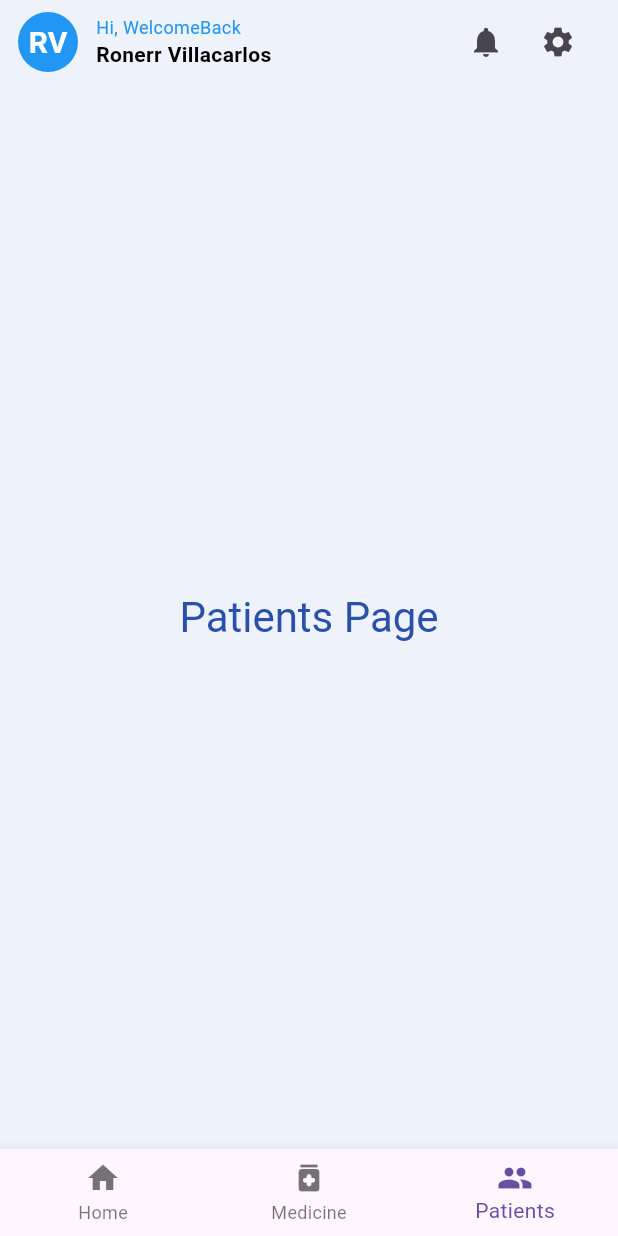
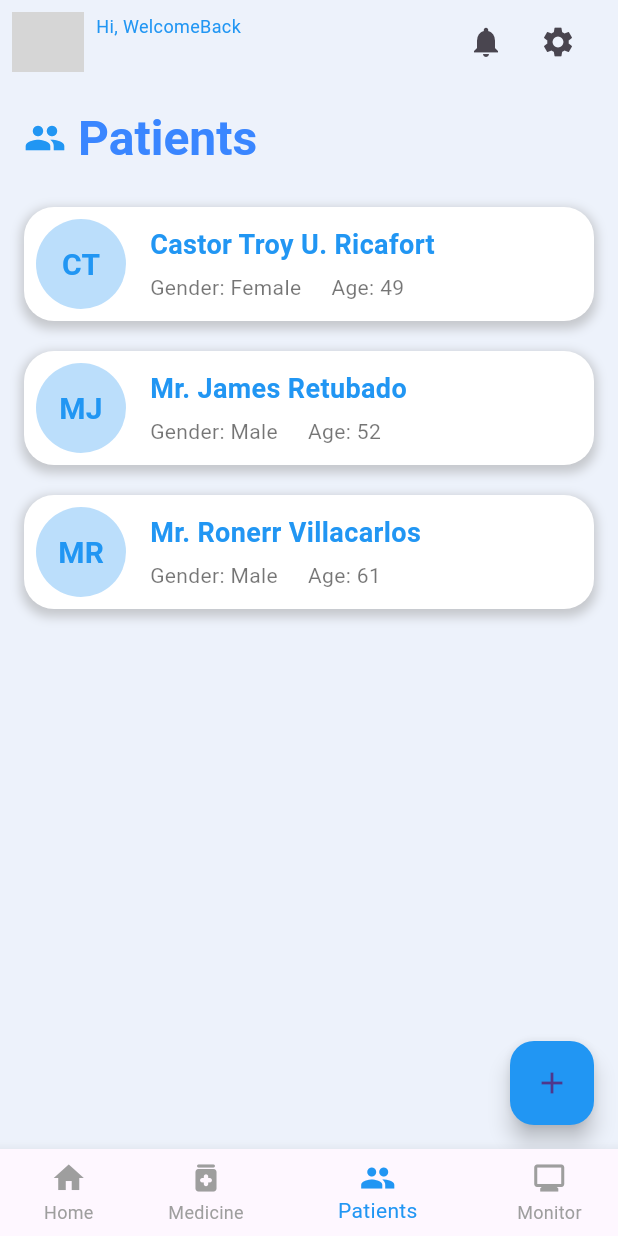
Before and after one commit to castorrr/tambal, a Flutter app: the MainDashboard screen opened by its route, item 3 of the bottom bar chosen, on a phone screen of 412 x 824 dp. Run offline on Flutter 3.47's test engine with Material 3 defaults, Android fonts, the phone set to English and light mode, and no system bars; our stand-ins replace cloud_firestore, firebase_auth, firebase_core, flutter_svg, google_sign_in, logger; accounts and stored records are empty; network calls fail; Roboto replaces fonts that are missing (Poppins); grey boxes are pictures that could not be loaded.

```diff
--- a/lib/models/users.dart
+++ b/lib/models/users.dart
@@ -1,11 +1,11 @@
 // File: users.dart
-import 'package:cloud_firestore/cloud_firestore.dart';
 
 class UserModel {
-  final String uid; // User ID
+  final String uid;
   final String name;
   final String email;
-  final String? profilePicture; // Optional field for profile picture URL
+  final String? profilePicture;
+  final String username; // Add username here
   final DateTime createdAt;
 
   UserModel({
@@ -13,27 +13,29 @@ class UserModel {
     required this.name,
     required this.email,
     this.profilePicture,
+    required this.username, // Include username in constructor
     required this.createdAt,
   });
 
-  // Factory constructor to create a UserModel from Firestore document
-  factory UserModel.fromMap(Map<String, dynamic> data, String uid) {
-    return UserModel(
-      uid: uid,
-      name: data['name'] as String,
-      email: data['email'] as String,
-      profilePicture: data['profilePicture'] as String?,
-      createdAt: (data['createdAt'] as Timestamp).toDate(),
-    );
-  }
-
-  // Method to convert UserModel to a map for saving in Firestore
   Map<String, dynamic> toMap() {
     return {
+      'uid': uid,
       'name': name,
       'email': email,
       'profilePicture': profilePicture,
-      'createdAt': createdAt,
+      'username': username, // Map username
+      'createdAt': createdAt.toIso8601String(),
     };
   }
+
+  factory UserModel.fromMap(Map<String, dynamic> map) {
+    return UserModel(
+      uid: map['uid'],
+      name: map['name'],
+      email: map['email'],
+      profilePicture: map['profilePicture'],
+      username: map['username'], // Map username
+      createdAt: DateTime.parse(map['createdAt']),
+    );
+  }
 }
--- a/lib/pages/dashboard/main_dashboard.dart
+++ b/lib/pages/dashboard/main_dashboard.dart
@@ -1,9 +1,10 @@
 import 'package:flutter/material.dart';
 import 'package:tambal/pages/dashboard/tabs/medicine_page.dart';
 import 'package:tambal/pages/dashboard/tabs/patients_page.dart';
-import 'package:tambal/widgets/custom_medicine_card.dart';
+import 'package:tambal/pages/dashboard/tabs/monitor_page.dart'; // Import Monitor Page
 import 'package:tambal/widgets/custom_app_bar.dart'; // Importing custom AppBar
 import 'package:tambal/widgets/custom_recent_patient_list.dart';
+import 'package:tambal/widgets/custom_medicine_card.dart';
 
 class MainDashboard extends StatefulWidget {
   const MainDashboard({super.key});
@@ -15,10 +16,12 @@ class MainDashboard extends StatefulWidget {
 class MainDashboardState extends State<MainDashboard> {
   int currentIndex = 0;
 
+  // Adding the MonitorPage to the list of pages
   final List<Widget> _pages = [
-    const DashboardPage(), // Dashboard page added here
+    const DashboardPage(),
     const MedicinePage(),
     const PatientsPage(),
+    const MonitorPage(), // Monitor Page added here
   ];
 
   void onTabTapped(int index) {
@@ -91,11 +94,19 @@ class MainDashboardState extends State<MainDashboard> {
         }
       },
       child: Scaffold(
-        appBar: CustomAppBar(showLogoutDialog: _showLogoutDialog), // Use the custom AppBar
+        appBar: CustomAppBar(
+            showLogoutDialog: _showLogoutDialog), // Use the custom AppBar
         body: _pages[currentIndex],
         bottomNavigationBar: BottomNavigationBar(
           onTap: onTabTapped,
           currentIndex: currentIndex,
+          backgroundColor: Colors.blue,
+          // Set a background color to make the bar visible
+          selectedItemColor: Colors.blue,
+          // Color for the selected icon
+          unselectedItemColor: Colors.grey,
+          // Color for unselected icons
+          showUnselectedLabels: true,
           items: const [
             BottomNavigationBarItem(
               icon: Icon(Icons.home),
@@ -108,6 +119,10 @@ class MainDashboardState extends State<MainDashboard> {
             BottomNavigationBarItem(
               icon: Icon(Icons.people),
               label: 'Patients',
+            ),
+            BottomNavigationBarItem(
+              icon: Icon(Icons.monitor),
+              label: 'Monitor',
             ),
           ],
         ),
--- a/lib/pages/dashboard/tabs/patients_page.dart
+++ b/lib/pages/dashboard/tabs/patients_page.dart
@@ -1,18 +1,119 @@
 // lib/patients_page.dart
 import 'package:flutter/material.dart';
+import 'package:tambal/widgets/custom_patient_list_card.dart'; // Import the CustomPatientListCard widget
 
 class PatientsPage extends StatelessWidget {
   const PatientsPage({super.key});
 
   @override
   Widget build(BuildContext context) {
+    // Sample patient data
+    final List<Map<String, dynamic>> patients = [
+      {
+        'name': 'Castor Troy U. Ricafort',
+        'gender': 'Female',
+        'age': 49,
+        'imageUrl': null, // Replace with actual URL
+      },
+      {
+        'name': 'Mr. James Retubado',
+        'gender': 'Male',
+        'age': 52,
+        'imageUrl': null, // Replace with actual URL
+      },
+      {
+        'name': 'Mr. Ronerr Villacarlos',
+        'gender': 'Male',
+        'age': 61,
+        'imageUrl': null, // No image URL, initials will be displayed
+      },
+    ];
     return Scaffold(
-      body: Center(
-        child: Text(
-          'Patients Page',
-          style: Theme.of(context).textTheme.headlineMedium,
+      body: Padding(
+        padding: const EdgeInsets.all(16.0),
+        child: Column(
+          crossAxisAlignment: CrossAxisAlignment.start,
+          children: [
+            // Row with "Patients" text and an icon
+            Row(
+              children: [
+                const Icon(Icons.people,
+                    size: 28, color: Colors.blue), // Patients icon
+                const SizedBox(width: 8), // Space between icon and text
+                Text(
+                  'Patients',
+                  style: Theme.of(context).textTheme.headlineLarge?.copyWith(
+                        color: Theme.of(context).primaryColor,
+                        fontWeight: FontWeight.w600,
+                      ),
+                ),
+              ],
+            ),
+            const SizedBox(height: 16), // Space between title and patient list
+
+            // Expanded widget to allow ListView to take up remaining space
+            Expanded(
+              child: ListView.builder(
+                itemCount: patients.length,
+                itemBuilder: (context, index) {
+                  final patient = patients[index];
+                  return CustomPatientListCard(
+                    name: patient['name'],
+                    gender: patient['gender'],
+                    age: patient['age'],
+                    imageUrl: patient['imageUrl'],
+                  );
+                },
+              ),
+            ),
+          ],
         ),
+      ),
+      floatingActionButton: FloatingActionButton(
+        onPressed: () {
+          _showBottomSheet(context); // Trigger the bottom sheet on FAB press
+        },
+        backgroundColor: Colors.blue,
+        tooltip: 'Add or Edit Patient',
+        child: const Icon(Icons.add),
       ),
     );
   }
+
+  // Method to show the bottom sheet with options
+  void _showBottomSheet(BuildContext context) {
+    showModalBottomSheet(
+      context: context,
+      builder: (BuildContext bc) {
+        return SafeArea(
+          child: Wrap(
+            children: <Widget>[
+              ListTile(
+                leading: const Icon(Icons.person_add),
+                title: const Text('Add Patient'),
+                onTap: () {
+                  Navigator.pop(context);
+                  ScaffoldMessenger.of(context).showSnackBar(
+                    const SnackBar(content: Text('Add Patient selected!')),
+                  );
+                  // Navigate to Add Patient form/page here
+                },
+              ),
+              ListTile(
+                leading: const Icon(Icons.edit),
+                title: const Text('Edit Patient'),
+                onTap: () {
+                  Navigator.pop(context);
+                  ScaffoldMessenger.of(context).showSnackBar(
+                    const SnackBar(content: Text('Edit Patient selected!')),
+                  );
+                  // Navigate to Edit Patient form/page here
+                },
+              ),
+            ],
+          ),
+        );
+      },
+    );
+  }
 }
--- a/lib/pages/welcome_page.dart
+++ b/lib/pages/welcome_page.dart
@@ -56,7 +56,7 @@ class WelcomePageState extends State<WelcomePage> with SingleTickerProviderState
                     backgroundColor: Theme.of(context).primaryColor,
                     foregroundColor: Colors.white,
                     padding: const EdgeInsets.symmetric(vertical: 15),
-                    textStyle: const TextStyle(fontSize: 22, fontWeight: FontWeight.w600),
+                    textStyle: const TextStyle(fontSize: 18, fontWeight: FontWeight.w600),
                   ),
                   child: const Text('Login'),
                 ),
@@ -72,7 +72,7 @@ class WelcomePageState extends State<WelcomePage> with SingleTickerProviderState
                     backgroundColor: Theme.of(context).primaryColor,
                     foregroundColor: Colors.white,
                     padding: const EdgeInsets.symmetric(vertical: 15),
-                    textStyle: const TextStyle(fontSize: 22, fontWeight: FontWeight.w600),
+                    textStyle: const TextStyle(fontSize: 18, fontWeight: FontWeight.w600),
                   ),
                   child: const Text('Sign Up'),
                 ),
--- a/lib/widgets/custom_app_bar.dart
+++ b/lib/widgets/custom_app_bar.dart
@@ -1,5 +1,8 @@
 import 'package:flutter/material.dart';
+import 'package:provider/provider.dart'; // Import Provider
+// Import your UserModel
 import 'package:tambal/pages/dashboard/profile_page.dart'; // Importing the ProfilePage
+import 'package:tambal/providers/auth_provider.dart'; // Import AuthProvider
 
 class CustomAppBar extends StatelessWidget implements PreferredSizeWidget {
   final Future<bool?> Function() showLogoutDialog; // Pass in logout dialog method
@@ -11,6 +14,23 @@ class CustomAppBar extends StatelessWidget implements PreferredSizeWidget {
 
   @override
   Widget build(BuildContext context) {
+    // Access the user data from the AuthProvider
+    final authProvider = Provider.of<AuthProvider>(context);
+    final user = authProvider.user;
+
+    // Extract initials from the user's name if photoURL is null
+    String getInitials(String name) {
+      List<String> nameParts = name.split(" ");
+      String initials = "";
+      if (nameParts.isNotEmpty) {
+        initials = nameParts[0][0]; // First letter of the first name
+        if (nameParts.length > 1) {
+          initials += nameParts[1][0]; // First letter of the last name
+        }
+      }
+      return initials.toUpperCase();
+    }
+
     return AppBar(
       backgroundColor: Theme.of(context).scaffoldBackgroundColor,
       leadingWidth: 200, // Adjust the width to prevent overflow
@@ -23,29 +43,34 @@ class CustomAppBar extends StatelessWidget implements PreferredSizeWidget {
               MaterialPageRoute(builder: (context) => const ProfilePage()),
             );
           },
-          child: const Row(
+          child: Row(
             children: [
               // CircleAvatar for the profile picture or initials
               CircleAvatar(
                 backgroundColor: Colors.blue,
                 radius: 24, // Adjust size of the avatar
-                child: Text(
-                  'RV',
-                  style: TextStyle(
+                backgroundImage: user?.profilePicture != null
+                    ? NetworkImage(user!.profilePicture!) // Show profile picture
+                    : null, // Null if no image
+                child: user?.profilePicture == null
+                    ? Text(
+                  getInitials(user?.name ?? 'User'), // Show initials if no profile picture
+                  style: const TextStyle(
                     fontSize: 20,
                     fontWeight: FontWeight.bold,
                     color: Colors.white,
                   ),
-                ),
+                )
+                    : null,
               ),
-              SizedBox(width: 8), // Space between avatar and text
+              const SizedBox(width: 8), // Space between avatar and text
               // Flexible Column for Welcome text and Username to avoid overflow
               Flexible(
                 child: Column(
                   mainAxisAlignment: MainAxisAlignment.center, // Center the text vertically
                   crossAxisAlignment: CrossAxisAlignment.start, // Align text to the left
                   children: [
-                    Text(
+                    const Text(
                       'Hi, WelcomeBack',
                       style: TextStyle(
                         fontSize: 12, // Adjust font size for the smaller welcome text
@@ -53,15 +78,18 @@ class CustomAppBar extends StatelessWidget implements PreferredSizeWidget {
                       ),
                       overflow: TextOverflow.ellipsis, // Handle overflow gracefully
                     ),
-                    Text(
-                      'Ronerr Villacarlos', // Replace with dynamic user name
-                      style: TextStyle(
-                        fontSize: 14, // Adjust font size for the name
-                        fontWeight: FontWeight.bold,
-                        color: Colors.black, // Set the user name color
-                      ),
-                      overflow: TextOverflow.ellipsis, // Handle overflow gracefully
+                Flexible(
+                  child: Text(
+                    user?.name ?? 'Guest User', // Display the user's name
+                    style: const TextStyle(
+                      fontSize: 14, // Adjust font size for the name
+                      fontWeight: FontWeight.bold,
+                      color: Colors.black, // Set the user name color
                     ),
+                    overflow: TextOverflow.ellipsis, // Handle overflow gracefully
+                    maxLines: 1, // Restrict the text to a single line (if needed)
+                  ),
+                ),
                   ],
                 ),
               ),
--- /dev/null
+++ b/lib/widgets/custom_patient_list_card.dart
@@ -0,0 +1,116 @@
+import 'package:flutter/material.dart';
+
+class CustomPatientListCard extends StatelessWidget {
+  final String name;
+  final String gender;
+  final int age;
+  final String? imageUrl; // Made imageUrl nullable
+
+  const CustomPatientListCard({
+    super.key,
+    required this.name,
+    required this.gender,
+    required this.age,
+    this.imageUrl, // Nullable imageUrl
+  });
+
+  // Function to get initials from the name
+  String getInitials(String name) {
+    List<String> nameParts = name.split(" ");
+    String initials = "";
+    if (nameParts.isNotEmpty) {
+      initials = nameParts[0][0]; // First letter of first name
+      if (nameParts.length > 1) {
+        initials += nameParts[1][0]; // First letter of last name
+      }
+    }
+    return initials.toUpperCase();
+  }
+
+  @override
+  Widget build(BuildContext context) {
+    return Padding(
+      padding: const EdgeInsets.symmetric(vertical: 10.0),
+      child: Container(
+        decoration: BoxDecoration(
+          color: Colors.white, // White background for the card
+          borderRadius: BorderRadius.circular(20),
+          boxShadow: [
+            BoxShadow(
+              color: Colors.grey.withOpacity(0.5),
+              spreadRadius: 2,
+              blurRadius: 5,
+              offset: const Offset(0, 3), // Changes position of shadow
+            ),
+          ],
+        ),
+        child: Row(
+          children: [
+            // Profile Image or Initials Section
+            Padding(
+              padding: const EdgeInsets.all(8.0),
+              child: CircleAvatar(
+                radius: 30,
+                backgroundColor:
+                    Colors.blue.shade100, // Placeholder background color
+                backgroundImage:
+                    imageUrl != null ? NetworkImage(imageUrl!) : null,
+                child: imageUrl == null // Show initials if no image
+                    ? Text(
+                        getInitials(name),
+                        style: const TextStyle(
+                          fontSize: 20,
+                          fontWeight: FontWeight.bold,
+                          color: Colors.blue,
+                        ),
+                      )
+                    : null,
+              ),
+            ),
+            Expanded(
+              child: Padding(
+                padding: const EdgeInsets.symmetric(horizontal: 8.0),
+                child: Column(
+                  crossAxisAlignment: CrossAxisAlignment.start,
+                  children: [
+                    // Name of the patient
+                    Text(
+                      name,
+                      style: const TextStyle(
+                        fontSize: 18,
+                        fontWeight: FontWeight.bold,
+                        color: Colors.blue, // Blue color for the name
+                      ),
+                      overflow: TextOverflow.ellipsis,
+                    ),
+                    const SizedBox(height: 5),
+                    // Gender and Age Row
+                    Row(
+                      children: [
+                        Text(
+                          'Gender: $gender',
+                          style: const TextStyle(
+                            fontSize: 14,
+                            color: Colors.black54,
+                          ),
+                        ),
+                        const SizedBox(width: 20),
+                        Text(
+                          'Age: $age',
+                          style: const TextStyle(
+                            fontSize: 14,
+                            color: Colors.black54,
+                          ),
+                        ),
+                      ],
+                    ),
+                  ],
+                ),
+              ),
+            ),
+          ],
+        ),
+      ),
+    );
+  }
+}
```
Also changed, not shown: lib/pages/dashboard/tabs/monitor_page.dart (added, +67 -0 lines), lib/providers/auth_provider.dart (+72 -46 lines), lib/services/auth_service.dart (+30 -19 lines).
